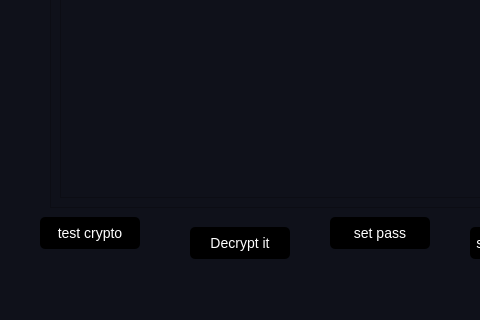
First picture: the form in mainwindow.ui, repository Deatrax/codenheimer, before the edit; both pictures show x 195 to 675 and y 399 to 719 of the 1092 by 719 pixel window.
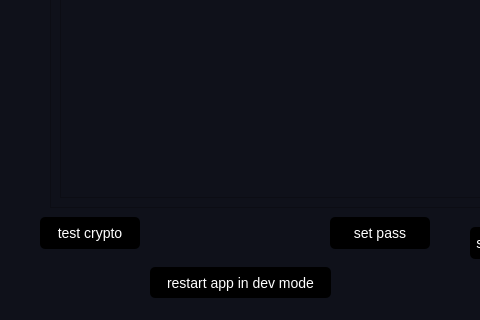
Second picture: the form after the edit. The open tabs and pages were chosen to show the change. Icons and pictures are not drawn.

Commit message: added dev mode, browse vieww buttons now work, browsemain buttons shortcut bug removed

Patch:
```diff
--- a/mainwindow.ui
+++ b/mainwindow.ui
@@ -2989,10 +2989,10 @@
           <widget class="QPushButton" name="testDecryptButton">
            <property name="geometry">
             <rect>
-             <x>210</x>
-             <y>550</y>
-             <width>100</width>
-             <height>32</height>
+             <x>170</x>
+             <y>590</y>
+             <width>181</width>
+             <height>31</height>
             </rect>
            </property>
            <property name="styleSheet">
@@ -3010,7 +3010,7 @@
 }</string>
            </property>
            <property name="text">
-            <string>Decrypt it</string>
+            <string>restart app in dev mode</string>
            </property>
           </widget>
           <widget class="QPushButton" name="snippetSettingsTestButton">
```
Left out of the diff: 2 changed lines with no effect on the pictures. The commit also changes 6 other files.
